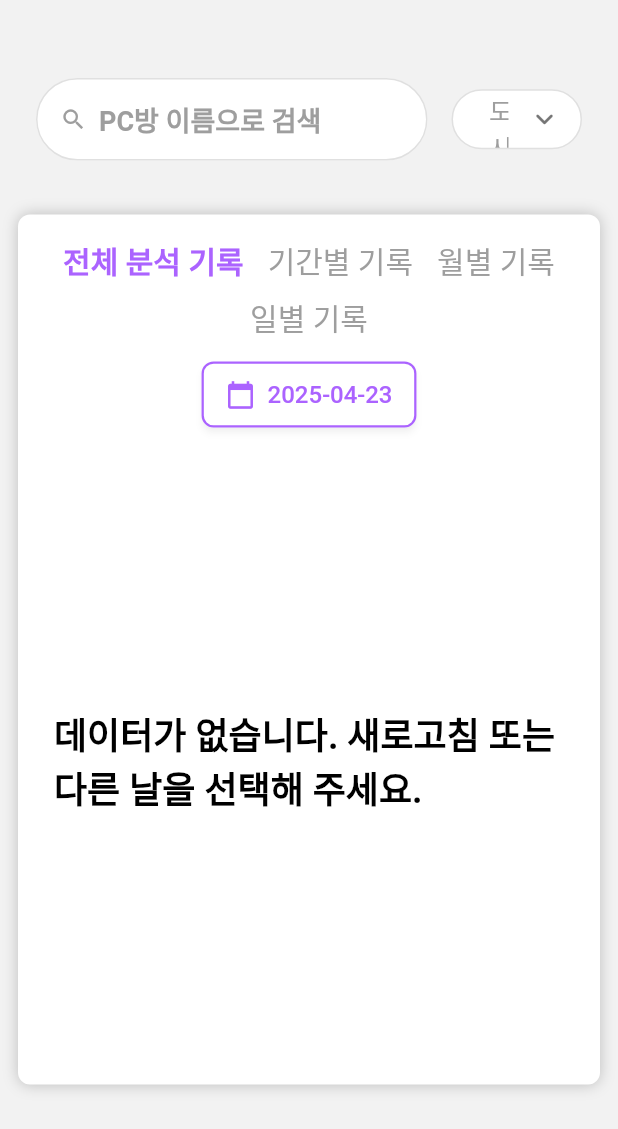
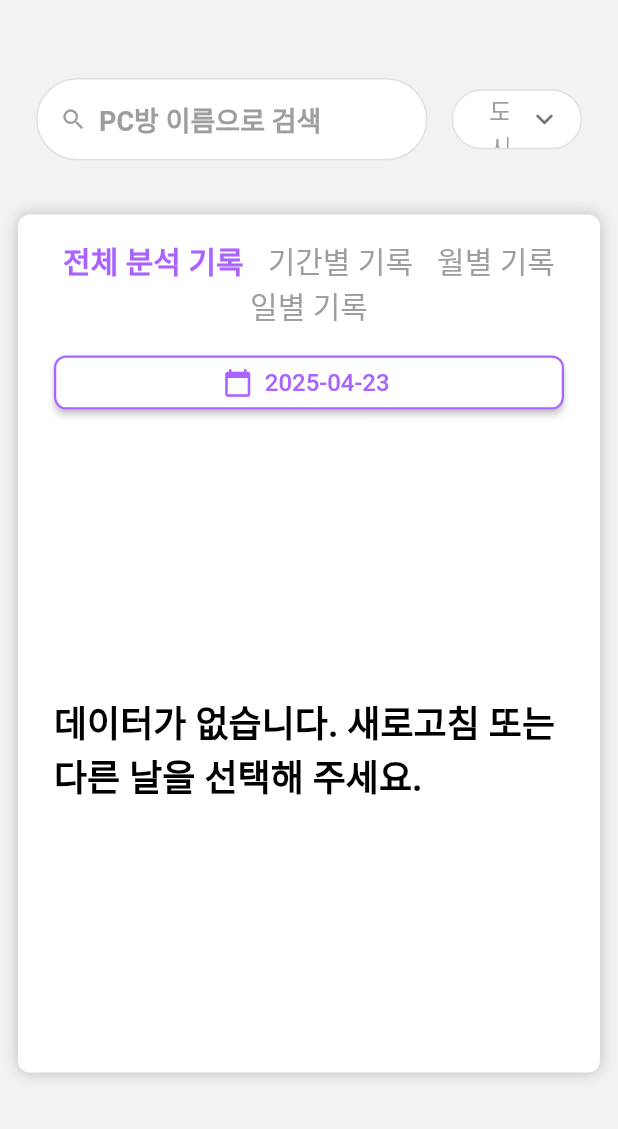
Before and after one commit to seong9566/pc_manager, a Flutter app: the AnalyticsView widget shown alone on an empty page, opened directly, on a phone screen of 412 x 824 dp. Shown: the top 1129 px of the screen. Run offline on Flutter 3.47's test engine with Material 3 defaults, Android fonts, the phone set to English and light mode, and no system bars; drawn by our look-alikes of dropdown_button2; our stand-ins replace dio, dropdown_search, flutter_riverpod, go_router, riverpod, shared_preferences and 3 more; missing offline and left inert: flutter_expandable_table, kpostal_web, syncfusion_localizations; accounts and stored records are empty; network calls fail.

Commit message:
fix : 매장 분석 기록 버그 수정

```diff
--- a/lib/core/network/api_client.dart
+++ b/lib/core/network/api_client.dart
@@ -1,9 +1,9 @@
 import 'package:dio/dio.dart';
 import 'package:flutter/material.dart';
+import 'package:flutter_riverpod/flutter_riverpod.dart';
 import 'package:ip_manager/core/network/api_endpoints.dart';
 import 'package:ip_manager/core/network/api_interceptors.dart';
 import 'package:ip_manager/core/network/remote_data_source.dart';
-import 'package:riverpod/riverpod.dart';
 
 /// **API 클라이언트 Provider**
 /// Dio 요청시 병렬 처리가 안되는 문제
--- a/lib/features/analytics/data/analytics_repository_impl.dart
+++ b/lib/features/analytics/data/analytics_repository_impl.dart
@@ -1,4 +1,3 @@
-import 'package:flutter/material.dart';
 import 'package:flutter_riverpod/flutter_riverpod.dart';
 import 'package:ip_manager/features/analytics/data/analytics_repository_interface.dart';
 import 'package:ip_manager/features/analytics/data/analytics_service.dart';
@@ -32,7 +31,6 @@ class AnalyticsRepositoryImpl implements IAnalyticsRepository {
     };
 
     final response = await analyticsService.getThisDayData(data: data);
-    debugPrint("[Flutter] >> 전체 분석 : ${response.data}");
 
     return ResponseModel<List<PcRoomAnalytics>>.fromJson(
       response.data,
@@ -116,7 +114,6 @@ class AnalyticsRepositoryImpl implements IAnalyticsRepository {
 
     final response = await analyticsService.getPeriodList(data: data);
 
-    debugPrint("[Flutter] >> 기간 선택 : ${response.data}");
     return ResponseModel<List<PcStatModel>>.fromJson(
       response.data,
       (json) => List<PcStatModel>.from(
--- a/lib/features/analytics/presentation/analytics_viewmodel.dart
+++ b/lib/features/analytics/presentation/analytics_viewmodel.dart
@@ -146,3 +146,10 @@ final analyticsViewModelProvider =
     StateNotifierProvider<AnalyticsViewModel, AnalyticsState>((ref) {
   return AnalyticsViewModel(ref.read(analyticsUseCaseProvider));
 });
+
+enum AnalyticsType {
+  all, // 전체 분석기록
+  period, // 기간별 분석
+  monthly, // 월별 분석
+  daily, // 일별 분석
+}
--- a/lib/features/analytics/presentation/widget/analytics_body.dart
+++ b/lib/features/analytics/presentation/widget/analytics_body.dart
@@ -28,6 +28,8 @@ class AnalyticsBody extends ConsumerStatefulWidget {
 class _AnalyticsBodyState extends ConsumerState<AnalyticsBody> {
   void _showDatePicker() {
     final dateState = ref.read(dateViewModel);
+    final dateVm = ref.read(dateViewModel.notifier);
+
     showAnalyticsDatePicker(
       context: context,
       ref: ref,
@@ -35,21 +37,26 @@ class _AnalyticsBodyState extends ConsumerState<AnalyticsBody> {
       periodStart: dateState.periodStart,
       periodEnd: dateState.periodEnd,
       onDaySelected: (date) {
-        // 1) 날짜 상태 업데이트
-        ref.read(dateViewModel.notifier).selectedDate(date);
-        // 2) ViewModel 에 API 호출
+        if (widget.currentType == AnalyticsType.daily) {
+          dateVm.updateDailyDate(date);
+          ref
+              .read(analyticsViewModelProvider.notifier)
+              .getDaysDataList(targetDate: date);
+        } else {
+          dateVm.updateAllDate(date);
           ref
               .read(analyticsViewModelProvider.notifier)
               .getThisDayDataList(targetDate: date);
+        }
       },
       onRangeSelected: (start, end) {
-        ref.read(dateViewModel.notifier).selectRange(start, end);
+        dateVm.selectRange(start, end);
         ref
             .read(analyticsViewModelProvider.notifier)
             .getPeriodDataList(startDate: start, endDate: end);
       },
       onMonthSelected: (monthDate) {
-        ref.read(dateViewModel.notifier).selectedDate(monthDate);
+        dateVm.updateMonthlyDate(monthDate);
         ref
             .read(analyticsViewModelProvider.notifier)
             .getMonthDataList(targetDate: monthDate);
@@ -59,29 +66,52 @@ class _AnalyticsBodyState extends ConsumerState<AnalyticsBody> {
 
   @override
   Widget build(BuildContext context) {
-    final selectDate = ref.watch(dateViewModel).selectDate;
+    final dateState = ref.watch(dateViewModel);
+    final vmState = ref.watch(analyticsViewModelProvider);
+
+    // 버튼 옆에 표시할 날짜/기간 라벨
+    String label;
+    switch (widget.currentType) {
+      case AnalyticsType.period:
+        if (dateState.periodStart != null && dateState.periodEnd != null) {
+          label =
+              '${dateState.periodStart!.toDateOnlyForString()} ~ ${dateState.periodEnd!.toDateOnlyForString()}';
+        } else {
+          label = '기간 선택';
+        }
+        break;
+      case AnalyticsType.monthly:
+        final m = dateState.monthlyDate;
+        label = '${m.year}-${m.month.toString().padLeft(2, '0')}';
+        break;
+      case AnalyticsType.daily:
+        label = dateState.dailyDate.toDateOnlyForString();
+        break;
+      case AnalyticsType.all:
+      default:
+        label = dateState.allDate.toDateOnlyForString();
+    }
 
     Widget table;
-    final vmState = ref.watch(analyticsViewModelProvider);
     switch (widget.currentType) {
       case AnalyticsType.all:
         table = AllTableScreen();
         break;
       case AnalyticsType.period:
         table = KeyedSubtree(
-          key: ValueKey(vmState.periodData.length),
+          key: ObjectKey(vmState.periodData),
           child: SelectedScrollTable(tableData: vmState.periodData),
         );
         break;
       case AnalyticsType.monthly:
         table = KeyedSubtree(
-          key: ValueKey(vmState.monthData.length),
+          key: ObjectKey(vmState.monthData),
           child: SelectedScrollTable(tableData: vmState.monthData),
         );
         break;
       case AnalyticsType.daily:
         table = KeyedSubtree(
-          key: ValueKey(vmState.daysData.length),
+          key: ObjectKey(vmState.daysData),
           child: SelectedScrollTable(tableData: vmState.daysData),
         );
         break;
@@ -98,7 +128,7 @@ class _AnalyticsBodyState extends ConsumerState<AnalyticsBody> {
       child: Column(
         crossAxisAlignment: CrossAxisAlignment.start,
         children: [
-          _rowButtons(selectDate),
+          _rowButtons(label),
           const SizedBox(height: 20),
           SizedBox(height: 400, child: table),
         ],
@@ -106,46 +136,54 @@ class _AnalyticsBodyState extends ConsumerState<AnalyticsBody> {
     );
   }
 
-  Widget _rowButtons(DateTime selectDate) {
-    return LayoutBuilder(
-      builder: (context, constraints) {
+  Widget _rowButtons(String dateLabel) {
+    return LayoutBuilder(builder: (context, constraints) {
       final isNarrow = constraints.maxWidth < 600;
-        return isNarrow
-            ? Column(
+
+      final tabs = AnalyticsType.values.map((type) {
+        final selected = widget.currentType == type;
+        return GestureDetector(
+          onTap: () => widget.onTypeChanged(type),
+          child: Text(
+            _typeLabel(type),
+            style: TextStyle(
+              fontSize: 20,
+              fontWeight: selected ? FontWeight.bold : FontWeight.normal,
+              color: selected ? AppColors.purpleColor : Colors.grey,
+            ),
+          ),
+        );
+      }).toList();
+
+      final dateBtn = ElevatedButton.icon(
+        onPressed: _showDatePicker,
+        icon: const Icon(Icons.calendar_today, size: 20),
+        label: Text(dateLabel, style: const TextStyle(fontSize: 16)),
+        style: ElevatedButton.styleFrom(
+          backgroundColor: Colors.white,
+          foregroundColor: AppColors.purpleColor,
+          side: BorderSide(color: AppColors.purpleColor, width: 1.5),
+          shape: RoundedRectangleBorder(borderRadius: BorderRadius.circular(8)),
+        ),
+      );
+
+      if (isNarrow) {
+        return Column(
           crossAxisAlignment: CrossAxisAlignment.stretch,
           children: [
-                  Wrap(
-                    alignment: WrapAlignment.center,
-                    spacing: 16,
-                    runSpacing: 8,
-                    children: AnalyticsType.values.map((type) {
-                      return _buttonItem(
-                        _typeLabel(type),
-                        () => widget.onTypeChanged(type),
-                        type,
-                      );
-                    }).toList(),
-                  ),
+            Wrap(alignment: WrapAlignment.center, spacing: 16, children: tabs),
             const SizedBox(height: 12),
-                  Center(child: _datePicker()),
-                ],
-              )
-            : Row(
-                children: [
-                  for (var type in AnalyticsType.values) ...[
-                    _buttonItem(
-                      _typeLabel(type),
-                      () => widget.onTypeChanged(type),
-                      type,
-                    ),
-                    const SizedBox(width: 24),
-                  ],
-                  const Spacer(),
-                  _datePicker(),
+            dateBtn,
           ],
         );
-      },
-    );
+      } else {
+        return Row(children: [
+          ...tabs.expand((w) => [w, const SizedBox(width: 24)]).toList(),
+          const Spacer(),
+          dateBtn,
+        ]);
+      }
+    });
   }
 
   String _typeLabel(AnalyticsType type) {
@@ -160,62 +198,4 @@ class _AnalyticsBodyState extends ConsumerState<AnalyticsBody> {
         return '일별 기록';
     }
   }
-
-  Widget _datePicker() {
-    final ds = ref.watch(dateViewModel);
-    final sel = ds.selectDate;
-    final start = ds.periodStart;
-    final end = ds.periodEnd;
-
-    String label;
-    switch (widget.currentType) {
-      case AnalyticsType.period:
-        label = (start != null && end != null)
-            ? '${start.toDateOnlyForString()} ~ ${end.toDateOnlyForString()}'
-            : '기간 선택';
-        break;
-      case AnalyticsType.monthly:
-        label = '${sel.year}-${sel.month.toString().padLeft(2, '0')}';
-        break;
-      default:
-        label = sel.toDateOnlyForString();
 }
-
-    return ElevatedButton.icon(
-      onPressed: _showDatePicker,
-      icon: const Icon(Icons.calendar_today, size: 20),
-      label: Text(label, style: const TextStyle(fontSize: 16)),
-      style: ElevatedButton.styleFrom(
-        backgroundColor: Colors.white,
-        foregroundColor: AppColors.purpleColor,
-        side: BorderSide(color: AppColors.purpleColor, width: 1.5),
-        elevation: 2,
-        shadowColor: Colors.black26,
-        padding: const EdgeInsets.symmetric(horizontal: 16, vertical: 12),
-        shape: RoundedRectangleBorder(borderRadius: BorderRadius.circular(8)),
-      ),
-    );
-  }
-
-  Widget _buttonItem(String title, VoidCallback onTap, AnalyticsType type) {
-    final isSelected = widget.currentType == type;
-    return GestureDetector(
-      onTap: onTap,
-      child: Text(
-        title,
-        style: TextStyle(
-          fontSize: 20,
-          fontWeight: isSelected ? FontWeight.bold : FontWeight.normal,
-          color: isSelected ? AppColors.purpleColor : Colors.grey,
-        ),
-      ),
-    );
-  }
-}
-
-enum AnalyticsType {
-  all, // 전체 분석기록
-  period, // 기간별 분석
-  monthly, // 월별 분석
-  daily, // 일별 분석
-}
--- a/lib/features/auth/presentation/login_view.dart
+++ b/lib/features/auth/presentation/login_view.dart
@@ -8,7 +8,6 @@ import 'package:ip_manager/provider/user_session.dart';
 import 'package:ip_manager/widgets/default_button.dart';
 
 import '../../../core/config/app_colors.dart';
-import '../../../core/config/app_theme.dart';
 import 'login_viewmodel.dart';
 
 class LoginView extends ConsumerStatefulWidget {
```
Also changed, not shown: lib/features/analytics/presentation/analytics_view.dart (+3 -6 lines), lib/provider/date_provider.dart (+42 -30 lines), lib/widgets/dot_dialog.dart (+30 -8 lines). Lines whose indentation alone changed are shown as unchanged.
